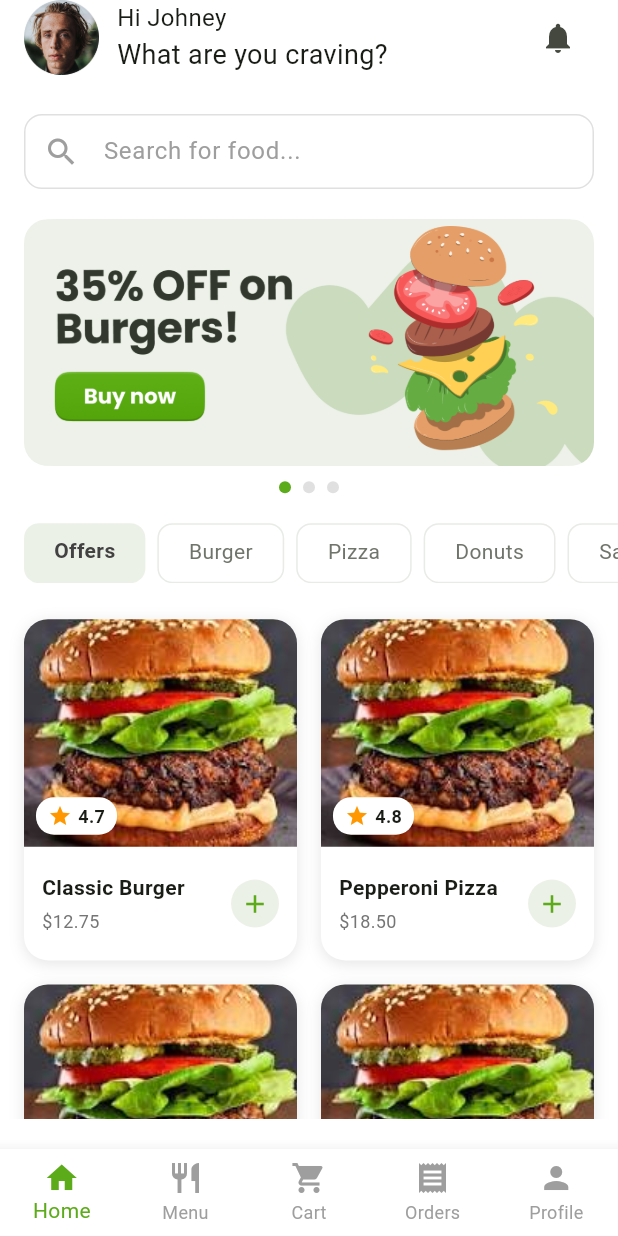
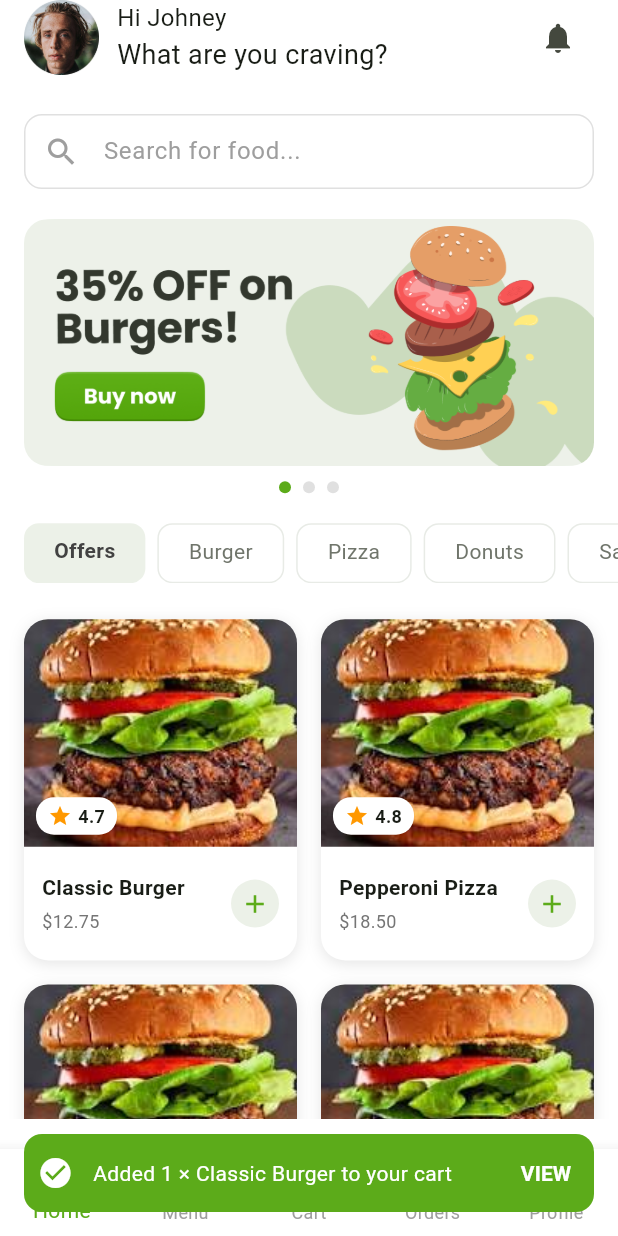
Before and after one commit to Kingjohneycodey/foodey, a Flutter app: the HomeScreen screen opened by its route, after a tap on the "add" icon, on a phone screen of 412 x 824 dp. Run offline on Flutter 3.47's test engine with Material 3 defaults, Android fonts, the phone set to English and light mode, and no system bars; drawn by our look-alikes of another_flushbar; our stand-ins replace flutter_riverpod, go_router, shared_preferences; accounts and stored records are empty.

Commit message:
added a toast that shows when you add a product to cart

```diff
--- /dev/null
+++ b/lib/core/utils/dialogs.dart
@@ -0,0 +1,30 @@
+import 'package:flutter/material.dart';
+import 'package:go_router/go_router.dart';
+import 'package:foodey/core/models/product.dart';
+import 'package:foodey/core/theme/app_colors.dart';
+import 'package:another_flushbar/flushbar.dart';
+
+Future<void> showAddToCartSuccess(
+  BuildContext context, {
+  required Product product,
+  required int quantity,
+}) async {
+  await Flushbar(
+    message:
+        'Added ' + quantity.toString() + ' × ' + product.name + ' to your cart',
+    icon: const Icon(Icons.check_circle, color: Colors.white),
+    backgroundColor: AppColors.primary,
+    duration: const Duration(seconds: 2),
+    margin: const EdgeInsets.all(16),
+    borderRadius: BorderRadius.circular(12),
+    mainButton: TextButton(
+      onPressed: () {
+        context.push('/cart');
+      },
+      child: const Text(
+        'VIEW',
+        style: TextStyle(color: Colors.white, fontWeight: FontWeight.bold),
+      ),
+    ),
+  ).show(context);
+}
--- a/lib/features/cart/view/cart_screen.dart
+++ b/lib/features/cart/view/cart_screen.dart
@@ -189,7 +189,7 @@ class _CartScreenState extends State<CartScreen> {
                           '\$ ' + cart.subtotal.toStringAsFixed(2),
                           style: const TextStyle(
                             fontSize: 28,
-                            fontWeight: FontWeight.w800,
+                            fontWeight: FontWeight.w600,
                           ),
                         ),
                         const Spacer(),
--- a/lib/features/home/view/home_screen.dart
+++ b/lib/features/home/view/home_screen.dart
@@ -5,6 +5,7 @@ import 'package:foodey/core/data/products_data.dart';
 import 'package:foodey/core/models/product.dart';
 import 'package:flutter_riverpod/flutter_riverpod.dart';
 import 'package:foodey/core/data/cart_provider.dart';
+import 'package:foodey/core/utils/dialogs.dart';
 
 class HomeScreen extends StatefulWidget {
   const HomeScreen({super.key});
@@ -362,9 +363,16 @@ class _HomeScreenState extends State<HomeScreen> {
                     Consumer(
                       builder: (context, ref, _) {
                         return InkWell(
-                          onTap: () => ref
-                              .read(cartProvider.notifier)
-                              .add(product, quantity: 1),
+                          onTap: () {
+                            ref
+                                .read(cartProvider.notifier)
+                                .add(product, quantity: 1);
+                            showAddToCartSuccess(
+                              context,
+                              product: product,
+                              quantity: 1,
+                            );
+                          },
                           child: Container(
                             width: 32,
                             height: 32,
--- a/lib/features/menu/view/product_detail_screen.dart
+++ b/lib/features/menu/view/product_detail_screen.dart
@@ -3,6 +3,7 @@ import 'package:foodey/core/models/product.dart';
 import 'package:foodey/core/theme/app_colors.dart';
 import 'package:flutter_riverpod/flutter_riverpod.dart';
 import 'package:foodey/core/data/cart_provider.dart';
+import 'package:foodey/core/utils/dialogs.dart';
 
 class ProductDetailScreen extends StatefulWidget {
   final Product product;
@@ -236,6 +237,11 @@ class _ProductDetailScreenState extends State<ProductDetailScreen> {
                                 ref
                                     .read(cartProvider.notifier)
                                     .add(product, quantity: _quantity);
+                                showAddToCartSuccess(
+                                  context,
+                                  product: product,
+                                  quantity: _quantity,
+                                );
                               },
                               child: const Text('Add to cart'),
                             );
--- a/pubspec.yaml
+++ b/pubspec.yaml
@@ -28,6 +28,7 @@ dependencies:
   flutter_riverpod: ^2.6.1
   cupertino_icons: ^1.0.8
   shared_preferences: ^2.5.3
+  another_flushbar: ^1.12.31
 
 dev_dependencies:
   flutter_test:
```
Also changed, not shown: lib/features/search/view/search_screen.dart (+17 -0 lines), pubspec.lock.
